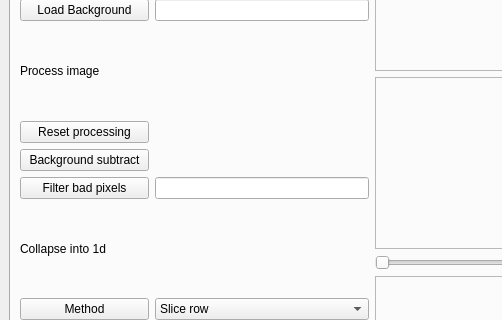
Before: the Qt Designer form FTIR_qt_interface.ui in Jammi-Dodgers/THz-interferometry, drawn with Qt 5; both pictures show x 0 to 502 and y 166 to 486 of the 1092 by 677 pixel window.
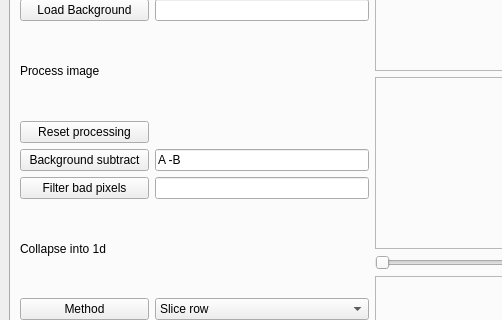
After: the same form once the commit is applied.

Commit message: finished 1st page of ui but it will be reworked

Patch:
```diff
--- a/FTIR_qt_interface.ui
+++ b/FTIR_qt_interface.ui
@@ -158,6 +158,13 @@
           <item row="6" column="1">
            <widget class="QLineEdit" name="lineedit_2d_badfilter"/>
           </item>
+          <item row="5" column="1">
+           <widget class="QLineEdit" name="lineedit_2d_bgsub">
+            <property name="text">
+             <string>A -B</string>
+            </property>
+           </widget>
+          </item>
          </layout>
         </item>
         <item>
```
The commit also changes 1 other file.
